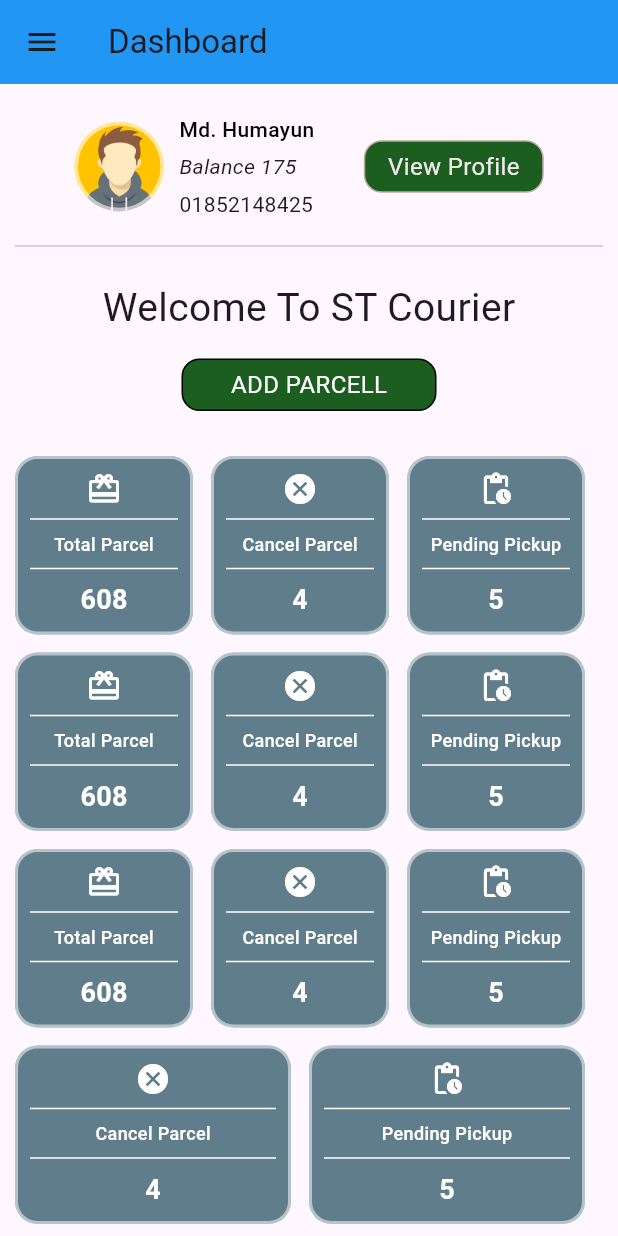
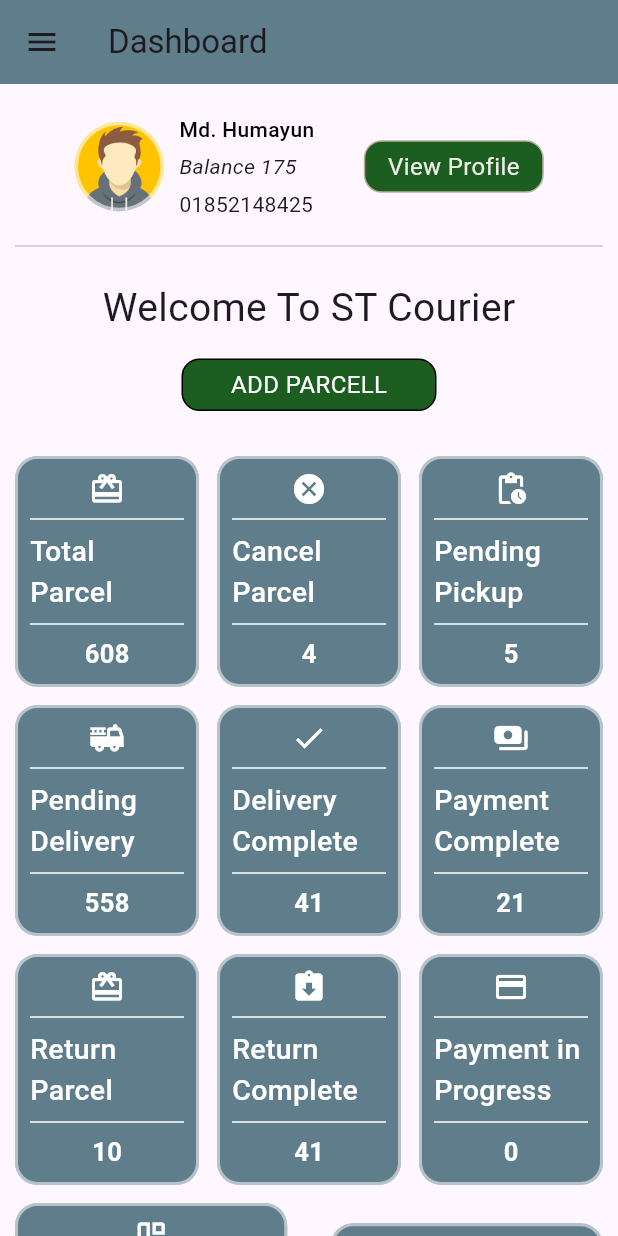
Before and after one commit to tanvirarifsiddiqui/st-courier, a Flutter app: the screen it shows after launch, on a phone screen of 412 x 824 dp. Run offline on Flutter 3.47's test engine with Material 3 defaults, Android fonts, the phone set to English and light mode, and no system bars; drawn by our look-alikes of flutter_advanced_drawer; our stand-ins replace get.

Commit message:
Home (Dashboard) Finishing done

```diff
--- a/lib/pages/home.dart
+++ b/lib/pages/home.dart
@@ -147,7 +147,7 @@ class _HomePage extends State<HomePage> {
         child: Scaffold(
             appBar: AppBar(
               title: const Text('Dashboard'),
-              backgroundColor: Colors.blue,
+              backgroundColor: Colors.blueGrey.shade500,
               leading: IconButton(
                 onPressed: _handleMenuButtonPressed,
                 icon: ValueListenableBuilder<AdvancedDrawerValue>(
@@ -307,7 +307,7 @@ class _HomePage extends State<HomePage> {
             const SizedBox(width: 12,),
 
             _cardModel(Icon(Icons.pending_actions,color: Colors.white), 'Pending Pickup', "5"),
-            const SizedBox(width: 12,),
+            // const SizedBox(width: 12,),
 
           ],
         ),
@@ -320,14 +320,14 @@ class _HomePage extends State<HomePage> {
         Row(
           mainAxisAlignment: MainAxisAlignment.spaceAround,
           children: [
-            _cardModel(Icon(Icons.card_giftcard,color: Colors.white), 'Total Parcel', "608"),
+            _cardModel(Icon(Icons.fire_truck,color: Colors.white), 'Pending Delivery', "558"),
             const SizedBox(width: 12,),
 
-            _cardModel(Icon(Icons.cancel,color: Colors.white), 'Cancel Parcel', "4"),
+            _cardModel(Icon(Icons.done,color: Colors.white), 'Delivery Complete', "41"),
             const SizedBox(width: 12,),
 
-            _cardModel(Icon(Icons.pending_actions,color: Colors.white), 'Pending Pickup', "5"),
-            const SizedBox(width: 12,),
+            _cardModel(Icon(Icons.payments_rounded,color: Colors.white), 'Payment Complete', "21"),
+            // const SizedBox(width: 12,),
 
           ],
         ),
@@ -339,14 +339,14 @@ class _HomePage extends State<HomePage> {
         Row(
           mainAxisAlignment: MainAxisAlignment.spaceAround,
           children: [
-            _cardModel(Icon(Icons.card_giftcard,color: Colors.white), 'Total Parcel', "608"),
+            _cardModel(Icon(Icons.card_giftcard,color: Colors.white), 'Return Parcel', "10"),
             const SizedBox(width: 12,),
 
-            _cardModel(Icon(Icons.cancel,color: Colors.white), 'Cancel Parcel', "4"),
+            _cardModel(Icon(Icons.assignment_returned_rounded,color: Colors.white), 'Return Complete', "41"),
             const SizedBox(width: 12,),
 
-            _cardModel(Icon(Icons.pending_actions,color: Colors.white), 'Pending Pickup', "5"),
-            const SizedBox(width: 12,),
+            _cardModel(Icon(Icons.payment,color: Colors.white,), 'Payment in Progress', "0"),
+            // const SizedBox(width: 12,),
 
           ],
         ),
@@ -356,19 +356,15 @@ class _HomePage extends State<HomePage> {
         Row(
           mainAxisAlignment: MainAxisAlignment.spaceAround,
           children: [
-            _cardModel(Icon(Icons.cancel,color: Colors.white,), 'Cancel Parcel', "4"),
-            const SizedBox(width: 12,),
+            _cardModel(Icon(Icons.auto_awesome_mosaic_outlined,color: Colors.white,), 'Total Collect Amount', "31,551"),
+            const SizedBox(width: 29,),
 
-            _cardModel(Icon(Icons.pending_actions,color: Colors.white), 'Pending Pickup', "5"),
-            const SizedBox(width: 12,),
+            _cardModel(Icon(Icons.paid,color: Colors.white), 'Total Paid Amount', "20,532"),
+            // const SizedBox(width: 12,),
 
           ],
         ),
-
-        const SizedBox(
-          height: 12,
-        ),
-
+        const SizedBox(width: 20,),
         // Add more widget boxes as needed
       ],
     );
@@ -398,7 +394,7 @@ class _HomePage extends State<HomePage> {
               Text(
                 operation,
                 style: TextStyle(
-                  fontSize: 12,
+                  fontSize: 19,
                   fontWeight: FontWeight.w500,
                   color: Colors.white,
                 ),
@@ -409,7 +405,7 @@ class _HomePage extends State<HomePage> {
               Text(
                 number,
                 style: const TextStyle(
-                  fontSize: 18,
+                  fontSize: 17,
                   fontWeight: FontWeight.bold,
                   color: Colors.white,
                 ),
```
